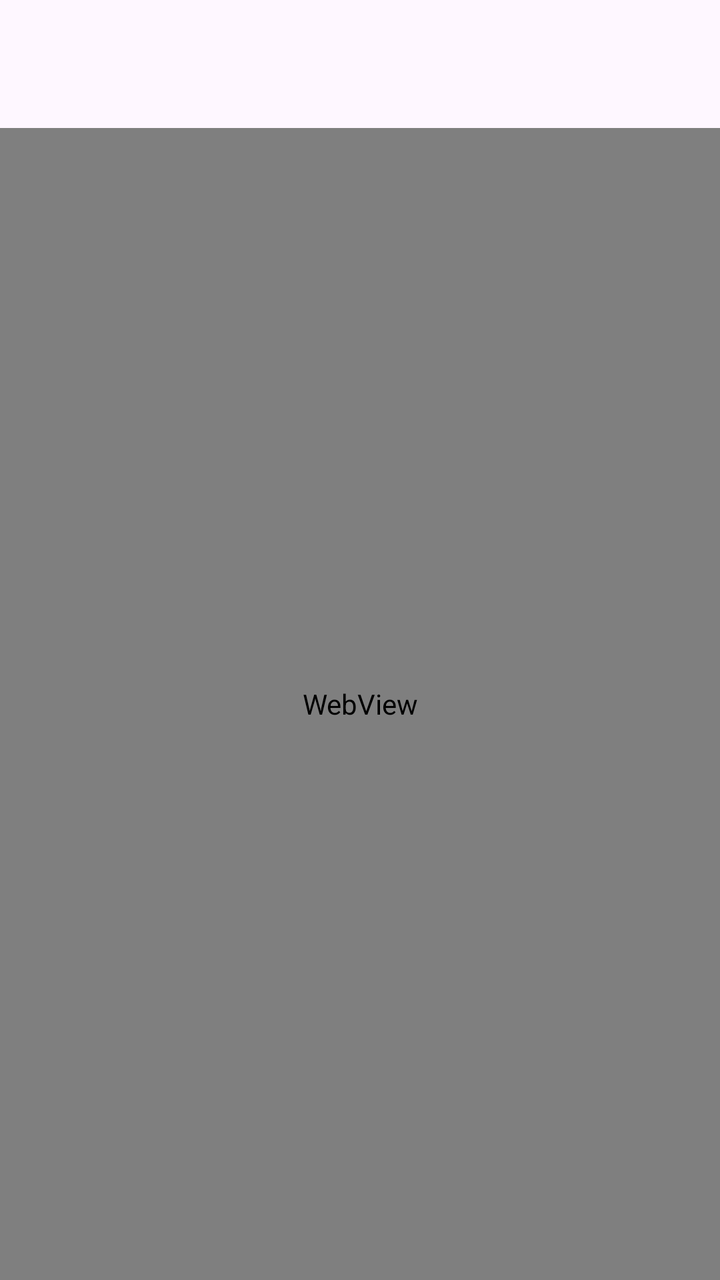
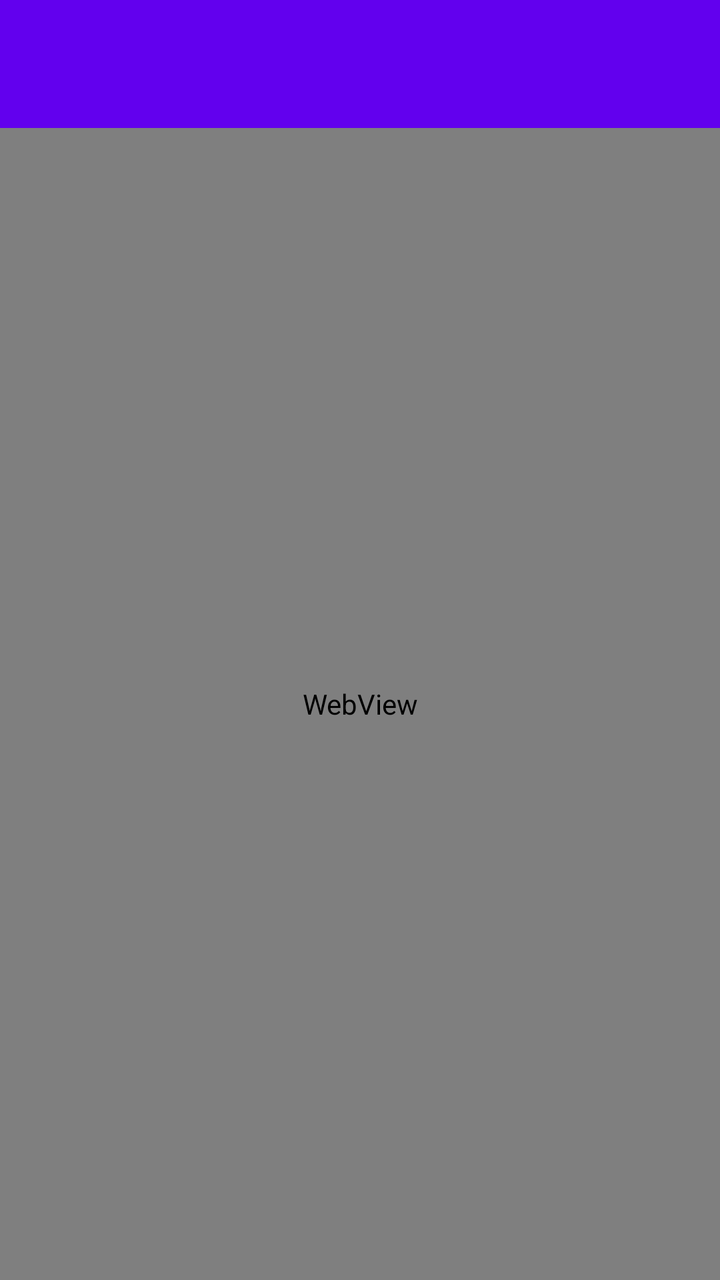

Before-and-after screenshots of an Android layout around one commit, followed by the original layout XML and the change that was made.
<!-- AndroidManifest.xml: application theme Theme.BlockStoreLinks -->
<!-- res/layout/activity_browser.xml -->
<?xml version="1.0" encoding="utf-8"?>
<androidx.constraintlayout.widget.ConstraintLayout xmlns:android="http://schemas.android.com/apk/res/android"
    xmlns:app="http://schemas.android.com/apk/res-auto"
    android:layout_width="match_parent"
    android:layout_height="match_parent">

    <com.google.android.material.appbar.MaterialToolbar
        android:id="@+id/browserToolbar"
        android:layout_width="0dp"
        android:layout_height="wrap_content"
        android:backgroundTint="@color/purple_500"
        android:titleTextColor="@color/white"
        app:layout_constraintEnd_toEndOf="parent"
        app:layout_constraintStart_toStartOf="parent"
        app:layout_constraintTop_toTopOf="parent" />

    <ProgressBar
        android:id="@+id/progress"
        style="@style/Widget.AppCompat.ProgressBar.Horizontal"
        android:layout_width="0dp"
        android:layout_height="4dp"
        android:indeterminate="true"
        android:visibility="gone"
        app:layout_constraintEnd_toEndOf="parent"
        app:layout_constraintStart_toStartOf="parent"
        app:layout_constraintTop_toBottomOf="@id/browserToolbar" />

    <WebView
        android:id="@+id/webView"
        android:layout_width="0dp"
        android:layout_height="0dp"
        app:layout_constraintBottom_toBottomOf="parent"
        app:layout_constraintEnd_toEndOf="parent"
        app:layout_constraintStart_toStartOf="parent"
        app:layout_constraintTop_toBottomOf="@id/progress" />
</androidx.constraintlayout.widget.ConstraintLayout>
<!-- resources referenced by this layout -->
<resources>
  <color name="purple_500">#FF6200EE</color>
  <color name="white">#FFFFFFFF</color>
  <style name="Theme.BlockStoreLinks" parent="Theme.Material3.Light.NoActionBar">
          <item name="colorPrimary">@color/purple_500</item>
          <item name="colorPrimaryVariant">@color/purple_700</item>
          <item name="colorOnPrimary">@color/white</item>
          <item name="colorSecondary">@color/teal_200</item>
          <item name="colorSecondaryVariant">@color/teal_700</item>
          <item name="android:statusBarColor" tools:targetApi="l">@color/purple_700</item>
      </style>
  <color name="purple_700">#FF3700B3</color>
  <color name="teal_200">#FF03DAC5</color>
  <color name="teal_700">#FF018786</color>
</resources>

<!-- the commit's change to res/layout/activity_browser.xml (unified diff, before → after) -->
@@ -8,8 +8,8 @@
         android:id="@+id/browserToolbar"
         android:layout_width="0dp"
         android:layout_height="wrap_content"
-        android:backgroundTint="@color/purple_500"
-        android:titleTextColor="@color/white"
+        android:background="@color/purple_500"
+        app:titleTextColor="@color/white"
         app:layout_constraintEnd_toEndOf="parent"
         app:layout_constraintStart_toStartOf="parent"
         app:layout_constraintTop_toTopOf="parent" />
